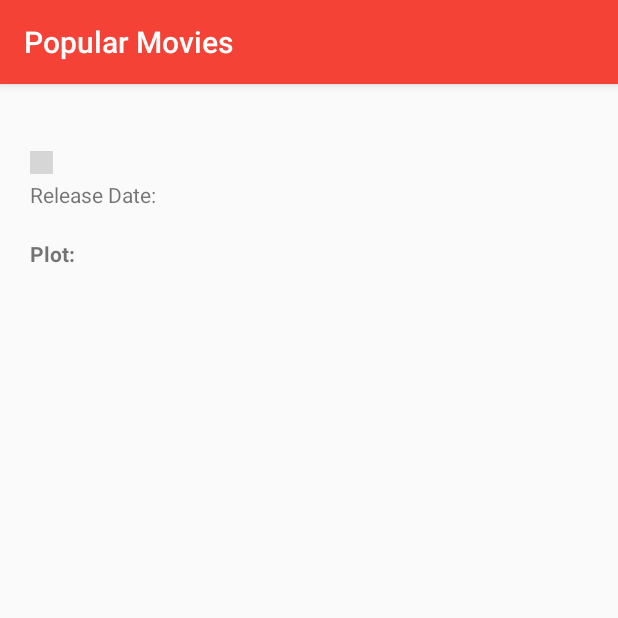
After one commit to mschneider86/PopularMovies, an Android app: the MovieDetailsActivity screen opened directly, with no data from a screen before it, on a phone screen of 412 x 824 dp, the top half of it. The commit adds this screen. Run offline under Robolectric (Android 15) with nearby library versions, the light colour scheme and no system bars; our stand-ins replace Picasso; pictures from the network do not load; grey boxes are pictures that could not be loaded.

Commit message:
add movie details activity

```diff
--- a/app/src/main/AndroidManifest.xml
+++ b/app/src/main/AndroidManifest.xml
@@ -19,6 +19,7 @@
                 <category android:name="android.intent.category.LAUNCHER" />
             </intent-filter>
         </activity>
+        <activity android:name=".MovieDetailsActivity"></activity>
     </application>
 
 </manifest>
--- /dev/null
+++ b/app/src/main/java/br/com/schneiderapps/android/popularmovies/MovieDetailsActivity.java
@@ -0,0 +1,52 @@
+package br.com.schneiderapps.android.popularmovies;
+
+import android.content.Intent;
+import android.net.Uri;
+import android.support.v7.app.AppCompatActivity;
+import android.os.Bundle;
+import android.widget.ImageView;
+import android.widget.TextView;
+
+import com.squareup.picasso.Picasso;
+import br.com.schneiderapps.android.popularmovies.pojo.Movie;
+import br.com.schneiderapps.android.popularmovies.utilities.NetworkUtils;
+
+public class MovieDetailsActivity extends AppCompatActivity {
+
+    ImageView mMoviePoster;
+    TextView mMovieTitle;
+    TextView mReleaseDate;
+    TextView mVoteAverage;
+    TextView mOverview;
+
+    @Override
+    protected void onCreate(Bundle savedInstanceState) {
+        super.onCreate(savedInstanceState);
+        setContentView(R.layout.activity_movie_details);
+
+
+        mMoviePoster = (ImageView)findViewById(R.id.imv_movie_poster);
+        mMovieTitle = (TextView)findViewById(R.id.tv_movie_title);
+        mReleaseDate = (TextView)findViewById(R.id.tv_release_date);
+        mVoteAverage = (TextView)findViewById(R.id.tv_vote_average);
+        mOverview = (TextView)findViewById(R.id.tv_overview);
+
+        Intent intent = getIntent();
+
+        //Check if the desired extra exists
+        if(intent.hasExtra("selectedMovie")){
+            Movie selectedMovie = getIntent().getExtras().getParcelable("selectedMovie");
+
+            Uri posterUrl = NetworkUtils.buildImageUri(selectedMovie.getPosterPath());
+
+            //Load poster into imageview
+            Picasso.with(this).load(posterUrl).into(mMoviePoster);
+
+            //Load movie details
+            mMovieTitle.setText(selectedMovie.getOriginalTitle());
+            mReleaseDate.setText(selectedMovie.getReleaseDate());
+            mVoteAverage.setText(Double.toString(selectedMovie.getVoteAverage()));
+            mOverview.setText(selectedMovie.getOverview());
+        }
+    }
+}
--- a/app/src/main/java/br/com/schneiderapps/android/popularmovies/utilities/NetworkUtils.java
+++ b/app/src/main/java/br/com/schneiderapps/android/popularmovies/utilities/NetworkUtils.java
@@ -19,8 +19,9 @@ public class NetworkUtils {
     private static final String IMAGE_BASE_URL = "http://image.tmdb.org";
 
     private static final String API_KEY_QUERY_PARAM = "api_key";
-    //TODO remove api key before commit
+
     private static final String MOVIE_DB_API_KEY = "INSERT_YOUR_API_KEY_HERE";
+
 
 
     private static final String T_PATH = "t";
--- /dev/null
+++ b/app/src/main/res/layout/activity_movie_details.xml
@@ -0,0 +1,84 @@
+<?xml version="1.0" encoding="utf-8"?>
+<LinearLayout xmlns:android="http://schemas.android.com/apk/res/android"
+    xmlns:tools="http://schemas.android.com/tools"
+    android:layout_width="match_parent"
+    android:layout_height="match_parent"
+    android:orientation="horizontal"
+    tools:context=".MovieDetailsActivity"
+    android:layout_margin="@dimen/movie_details_default_margin">
+
+    <ImageView
+        android:id="@+id/imv_movie_poster"
+        android:layout_width="wrap_content"
+        android:layout_height="wrap_content"
+        android:contentDescription="@string/movie_poster_description"
+        android:scaleType="centerCrop"/>
+
+    <LinearLayout
+        android:layout_width="wrap_content"
+        android:layout_height="wrap_content"
+        android:orientation="vertical"
+        android:paddingLeft="10dp"
+        android:paddingBottom="10dp">
+
+        <TextView
+            android:id="@+id/tv_movie_title"
+            android:layout_width="wrap_content"
+            android:layout_height="wrap_content"
+            android:textStyle="bold"
+            android:textSize="@dimen/movie_title_text_size"
+            android:paddingBottom="10dp"/>
+
+        <LinearLayout
+            android:layout_width="wrap_content"
+            android:layout_height="wrap_content"
+            android:orientation="horizontal">
+
+            <ImageView
+                android:layout_width="15dp"
+                android:layout_height="15dp"
+                android:contentDescription="@string/vote_average_description"
+                android:src="@drawable/ic_star_rate"/>
+
+            <TextView
+                android:id="@+id/tv_vote_average"
+                android:layout_width="wrap_content"
+                android:layout_height="wrap_content"
+                android:layout_gravity="center_vertical"
+                android:paddingLeft="5dp"/>
+
+        </LinearLayout>
+
+        <LinearLayout
+            android:layout_width="wrap_content"
+            android:layout_height="wrap_content"
+            android:orientation="horizontal">
+
+            <TextView
+                android:layout_width="wrap_content"
+                android:layout_height="wrap_content"
+                android:text="@string/release_date"/>
+            <TextView
+                android:id="@+id/tv_release_date"
+                android:layout_width="wrap_content"
+                android:layout_height="wrap_content" />
+        </LinearLayout>
+
+
+
+        <TextView
+            android:id="@+id/tv_plot"
+            android:layout_width="wrap_content"
+            android:layout_height="wrap_content"
+            android:textStyle="bold"
+            android:paddingTop="20dp"
+            android:paddingBottom="5dp"
+            android:text="@string/plot" />
+
+        <TextView
+            android:id="@+id/tv_overview"
+            android:layout_width="wrap_content"
+            android:layout_height="wrap_content" />
+
+    </LinearLayout>
+</LinearLayout>
--- a/app/src/main/res/values/strings.xml
+++ b/app/src/main/res/values/strings.xml
@@ -10,6 +10,8 @@
     <string name="error_message_network">There is no network available. Please check your network signal and try again!</string>
 
     <string name="default_movie_title">Movie Title</string>
+    <string name="movie_poster_description">Poster of the movie</string>
+    <string name="vote_average_description">Vote Average</string>
     <string name="release_date">Release Date: \u0020</string>
     <string name="plot">Plot:</string>
 </resources>
```
